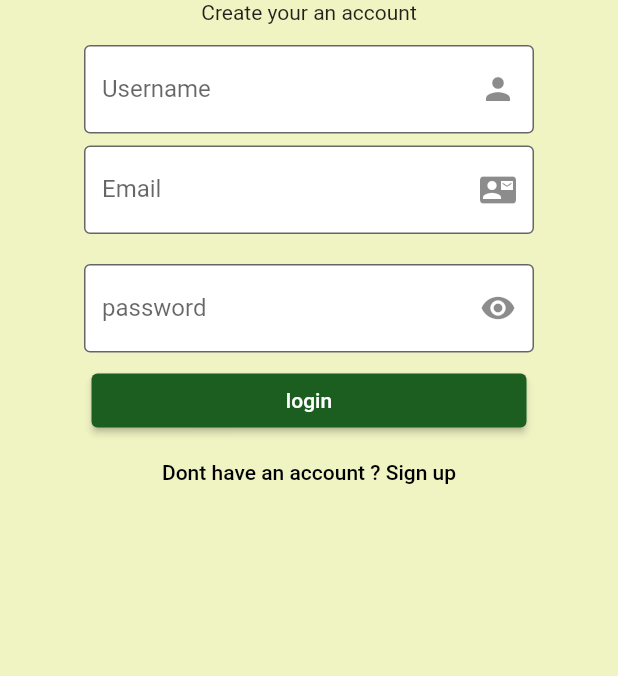
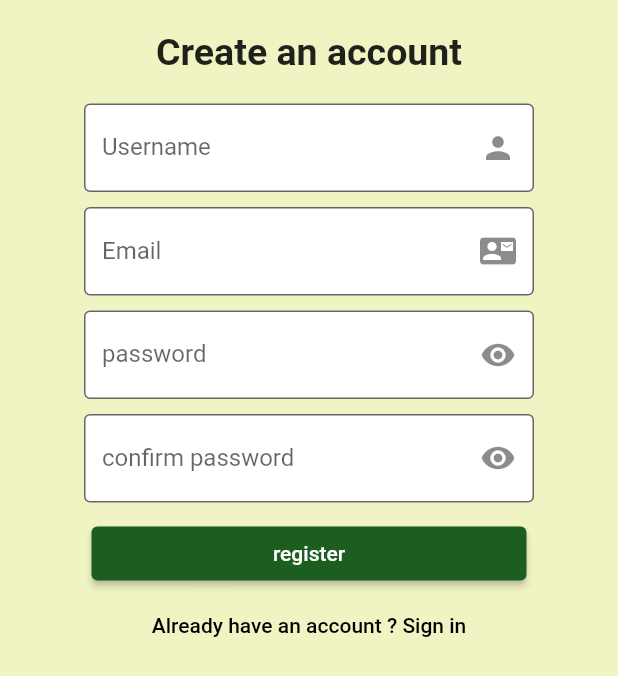
Before and after one commit to yaqoot9/Senior_App, a Flutter app: what registerpage() shows on an empty page, opened directly, on a phone screen of 412 x 824 dp. Shown: the top 676 px of the screen. Run offline on Flutter 3.47's test engine with Material 2 defaults, Android fonts, the phone set to English and light mode, and no system bars.

Commit message:
register page

```diff
--- a/lib/Register.dart
+++ b/lib/Register.dart
@@ -7,7 +7,7 @@ class register extends StatelessWidget {
   Widget build(BuildContext context) {
     return MaterialApp(
       routes: <String, WidgetBuilder>{
-        '/RegisterPage': (BuildContext context) => LoginPage(),
+        '/LoginPage': (BuildContext context) => LoginPage(),
       },
       debugShowCheckedModeBanner: false,
       home: Scaffold(
@@ -39,8 +39,9 @@ class _registerpageState extends State<registerpage> {
         color: Colors.lime[100],
         child:Center(
           child: Column(children: [
-           Text("Create your an account"),
-            Padding(padding: EdgeInsets.all(7)),
+            Padding(padding: EdgeInsets.all(10)),
+           Text("Create an account",style: TextStyle(fontSize: 25,fontWeight: FontWeight.bold),),
+            Padding(padding: EdgeInsets.all(10)),
             Form(key: _formKey,
               child:Column(
                 mainAxisAlignment: MainAxisAlignment.center,
@@ -65,7 +66,8 @@ class _registerpageState extends State<registerpage> {
                       },
 
                     ),),
-                  Padding(padding: EdgeInsets.only(top: 8)),
+
+                  Padding(padding: EdgeInsets.all(5)),
                   ConstrainedBox(constraints: BoxConstraints.tightFor(width: 300) ,
                     child:  TextFormField(
                       controller: _emailController,
@@ -87,7 +89,7 @@ class _registerpageState extends State<registerpage> {
 
                     ),),
 
-                  Padding(padding: EdgeInsets.all(10),),
+                  Padding(padding: EdgeInsets.all(5)),
                   ConstrainedBox(constraints: BoxConstraints.tightFor(width: 300)
                     ,child:TextFormField(
                         controller: _passwordController,
@@ -123,17 +125,54 @@ class _registerpageState extends State<registerpage> {
 
 
                     ) ,),
-                  Padding(padding: EdgeInsets.only(top: 8)),
+
+                  Padding(padding: EdgeInsets.all(5)),
+                  ConstrainedBox(constraints: BoxConstraints.tightFor(width: 300)
+                    ,child:TextFormField(
+                        controller: _passwordController,
+                        obscureText: isSecure,
+                        decoration: InputDecoration(
+                          filled: true,
+                          fillColor: Colors.white,
+                          suffixIcon:GestureDetector(
+                              onTap: (){
+                                setState(() {
+                                  isSecure=!isSecure;
+                                });
+                              },
+                              child:Icon(isSecure? Icons.visibility: Icons.visibility_off)
+
+                          ) ,
+
+                          border:OutlineInputBorder(),
+                          hintText: 'confirm password',
+                          labelText: 'confirm password',
+
+                        ),
+                        validator: (String? val) {
+                          if(val==null||val.isEmpty)
+                            return "Please enter password";
+                          else if (val.length<8){
+                            return "Password should be more than 8";
+                          }
+                          else
+                            return null;
+                        }
+
+
+
+                    ) ,),
+                  Padding(padding: EdgeInsets.all(5)),
                   ConstrainedBox(constraints:  BoxConstraints.tightFor(width: 290),child:   ElevatedButton(
                       style:ButtonStyle(backgroundColor: MaterialStatePropertyAll<Color>(Colors.green[900]!)),
                       onPressed:(){
                         if(_formKey.currentState!.validate()){
                           ScaffoldMessenger.of(context).showSnackBar(SnackBar(content: Text(password)));
                         }
-                      }, child: Text('login')
+                      }, child: Text('register')
                   ), ),
 
-                  TextButton(child: Text("Dont have an account ? Sign up",style: TextStyle(color: Colors.black),),onPressed: () => Navigator.pushNamed(context,'/RegisterPage',))
+                  TextButton(child: Text("Already have an account ? Sign in",style: TextStyle(color: Colors.black),),onPressed: () => Navigator.pushNamed(context,'/LoginPage',))
                 ],
               )
               ,)
```
